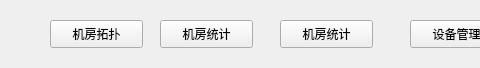
The window that CleverManager/navbarwid.ui (ChinaClever/CleverManagerV3) describes before a commit, drawn with Qt 5; both pictures show x 0 to 480 and y 0 to 68 of the 980 by 68 pixel window.
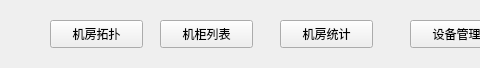
The same window after the commit.

```diff
--- a/CleverManager/navbarwid.ui
+++ b/CleverManager/navbarwid.ui
@@ -104,7 +104,7 @@
     </rect>
    </property>
    <property name="text">
-    <string>机房统计</string>
+    <string>机柜列表</string>
    </property>
   </widget>
  </widget>
```
Left out of the diff: 2 changed lines with no effect on the pictures.
